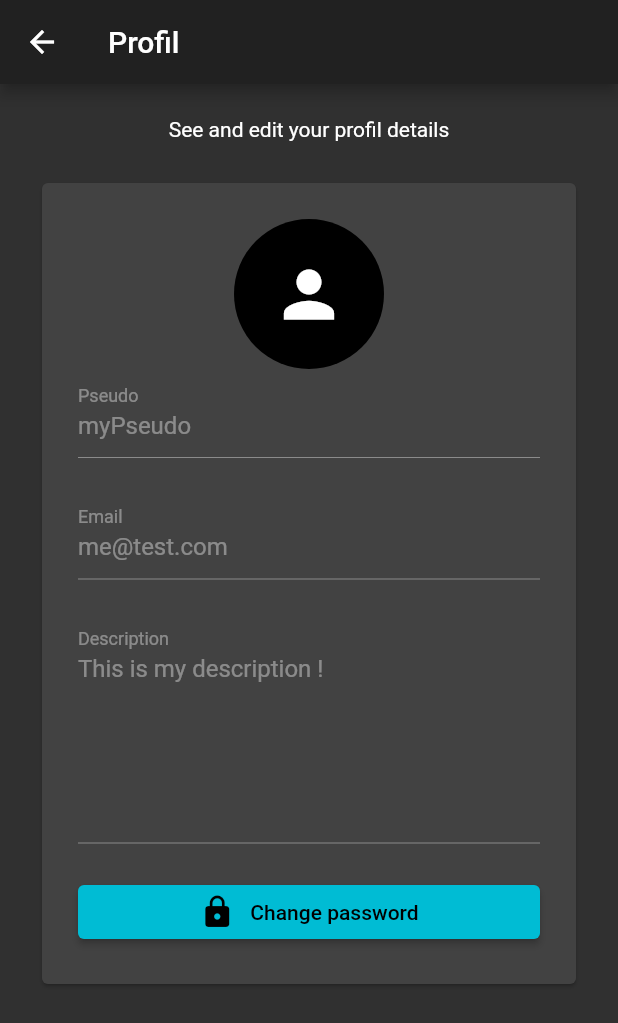
After one commit to adrienarcuri/underclocking, a Flutter app: the screen it shows after launch, after a tap on the "person" icon, on a phone screen of 412 x 824 dp. The commit adds this screen. Shown: the top 1023 px of the screen. Run offline on Flutter 3.47's test engine with Material 2 defaults, Android fonts, the phone set to English and light mode, and no system bars; our stand-ins replace firebase_core; accounts and stored records are empty.

Commit message:
Add profil screen

```diff
--- a/lib/main.dart
+++ b/lib/main.dart
@@ -34,7 +34,7 @@ class MyApp extends StatelessWidget {
               title: 'Flutter Demo',
               theme: ThemeData(
                   // This is the theme of your application.
-                  primarySwatch: Colors.red,
+                  primarySwatch: Colors.cyan,
                   brightness: Brightness.dark),
               home: HomeScreen(),
               routes: routes(),
--- /dev/null
+++ b/lib/models/user.dart
@@ -0,0 +1,37 @@
+import 'package:flutter/foundation.dart';
+
+/// A User is defined by its email, password, pseudo, description and avatar
+class User {
+  String email;
+  String password;
+  String pseudo;
+  String description;
+  String avatar;
+
+  /// Create a User
+  User({
+    @required this.email,
+    @required this.password,
+    @required this.pseudo,
+    this.description,
+    this.avatar,
+  }) : assert(email != null && password != null && pseudo != null);
+
+  /// Create a User from json
+  User.fromJson(Map<String, dynamic> json)
+      : this(
+            email: json['email'],
+            password: json['password'],
+            pseudo: json['pseudo'],
+            description: json['description'],
+            avatar: json['avatar']);
+
+  /// Return a User as json map
+  Map<String, dynamic> toJson() => {
+        'email': email,
+        'password': password,
+        'pseudo': pseudo,
+        'description': description,
+        'avatar': avatar,
+      };
+}
--- a/lib/routes.dart
+++ b/lib/routes.dart
@@ -5,6 +5,7 @@ import 'package:underclocking/screens/home_screen.dart';
 import 'package:underclocking/screens/motherboard_screen.dart';
 import 'package:underclocking/screens/pc_screen.dart';
 import 'package:underclocking/screens/ram_screen.dart';
+import 'package:underclocking/screens/user_profil_screen.dart';
 
 Map<String, WidgetBuilder> routes() {
   return {
@@ -14,5 +15,6 @@ Map<String, WidgetBuilder> routes() {
     RamScreen.routeName: (context) => RamScreen(),
     MotherboardScreen.routeName: (context) => MotherboardScreen(),
     PcScreen.routeName: (context) => PcScreen(),
+    UserProfilScreen.routeName: (context) => UserProfilScreen(),
   };
 }
--- /dev/null
+++ b/lib/screens/user_profil_screen.dart
@@ -0,0 +1,87 @@
+import 'package:flutter/material.dart';
+import 'package:underclocking/widgets/transparent_appbar/transparent_appbar.dart';
+
+class UserProfilScreen extends StatelessWidget {
+  static const routeName = '/userProfil';
+
+  const UserProfilScreen({Key key}) : super(key: key);
+
+  @override
+  Widget build(BuildContext context) {
+    return Scaffold(
+      appBar: AppBar(
+        title: Text('Profil'),
+      ),
+      body: SafeArea(
+        child: SingleChildScrollView(
+          child: Column(
+            mainAxisAlignment: MainAxisAlignment.start,
+            crossAxisAlignment: CrossAxisAlignment.stretch,
+            children: [
+              Padding(
+                padding: const EdgeInsets.only(top: 22.0),
+                child: Text(
+                  'See and edit your profil details',
+                  style: Theme.of(context).textTheme.bodyText2,
+                  textAlign: TextAlign.center,
+                ),
+              ),
+              Card(
+                margin: EdgeInsets.all(28.0),
+                child: Padding(
+                  padding: const EdgeInsets.all(24.0),
+                  child: Column(
+                    children: [
+                      CircleAvatar(
+                        radius: 50.0,
+                        child: Icon(
+                          Icons.person,
+                          size: 50.0,
+                        ),
+                      ),
+                      TextField(
+                        decoration: const InputDecoration(labelText: 'Pseudo'),
+                        controller: TextEditingController()..text = "myPseudo",
+                        keyboardType: TextInputType.text,
+                        maxLength: 30,
+                        enabled: false,
+                      ),
+                      TextField(
+                        decoration: const InputDecoration(labelText: 'Email'),
+                        controller: TextEditingController()
+                          ..text = "me@test.com",
+                        maxLength: 256,
+                        keyboardType: TextInputType.emailAddress,
+                        enabled: false,
+                      ),
+                      TextField(
+                        decoration:
+                            const InputDecoration(labelText: 'Description'),
+                        controller: TextEditingController()
+                          ..text = "This is my description !",
+                        keyboardType: TextInputType.multiline,
+                        maxLines: 6,
+                        maxLength: 300,
+                        enabled: false,
+                      ),
+                      ElevatedButton(
+                          onPressed: () {},
+                          child: Row(
+                            mainAxisAlignment: MainAxisAlignment.center,
+                            children: [
+                              Icon(Icons.lock),
+                              SizedBox(width: 10.0),
+                              Text('Change password')
+                            ],
+                          ))
+                    ],
+                  ),
+                ),
+              ),
+            ],
+          ),
+        ),
+      ),
+    );
+  }
+}
--- a/lib/widgets/transparent_appbar/transparent_appbar.dart
+++ b/lib/widgets/transparent_appbar/transparent_appbar.dart
@@ -1,4 +1,5 @@
 import 'package:flutter/material.dart';
+import 'package:underclocking/screens/user_profil_screen.dart';
 
 class TransparentAppBar extends StatefulWidget implements PreferredSizeWidget {
   final String title;
@@ -24,10 +25,22 @@ class _TransparentAppBarState extends State<TransparentAppBar> {
         widget.title,
         textAlign: TextAlign.center,
         style: TextStyle(
-            fontSize: 30.0,
-            fontWeight: FontWeight.bold,
-            backgroundColor: Colors.black.withOpacity(0.9)),
+          fontSize: 30.0,
+          fontWeight: FontWeight.bold,
+          backgroundColor: Colors.black.withOpacity(0.9),
+        ),
       ),
+      actions: [
+        Padding(
+          padding: const EdgeInsets.all(8.0),
+          child: CircleAvatar(
+              child: IconButton(
+                  icon: Icon(Icons.person),
+                  onPressed: () {
+                    Navigator.of(context).pushNamed(UserProfilScreen.routeName);
+                  })),
+        )
+      ],
     );
   }
 }
--- a/pubspec.yaml
+++ b/pubspec.yaml
@@ -24,8 +24,8 @@ dependencies:
   flutter:
     sdk: flutter
   firebase_core: "0.7.0"
-  firebase_analytics: "^7.0.1"
-  cloud_firestore: "^0.16.0+1"
+  # firebase_analytics: "^7.0.1"
+  # cloud_firestore: "^0.16.0+1"
 
 
   # The following adds the Cupertino Icons font to your application.
@@ -35,7 +35,7 @@ dependencies:
 dev_dependencies:
   flutter_test:
     sdk: flutter
-
+  test: ^1.15.7
 # For information on the generic Dart part of this file, see the
 # following page: https://dart.dev/tools/pub/pubspec
 
```
Also changed, not shown: pubspec.lock, 4 other files.
